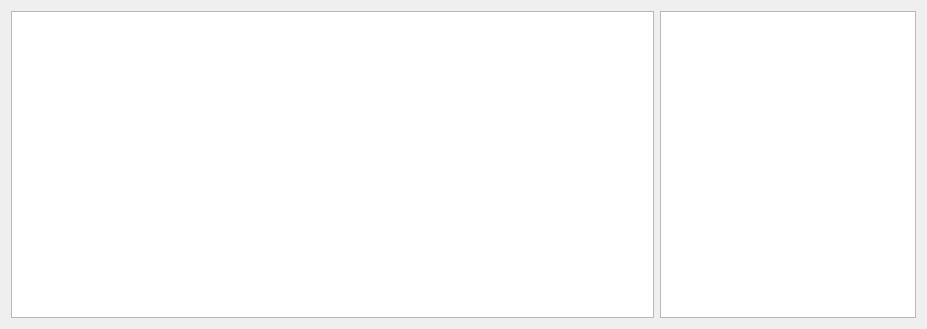
Above: algo/ui/loggingWindow.ui from rmallow/algo before the change. Below: the same form after it.
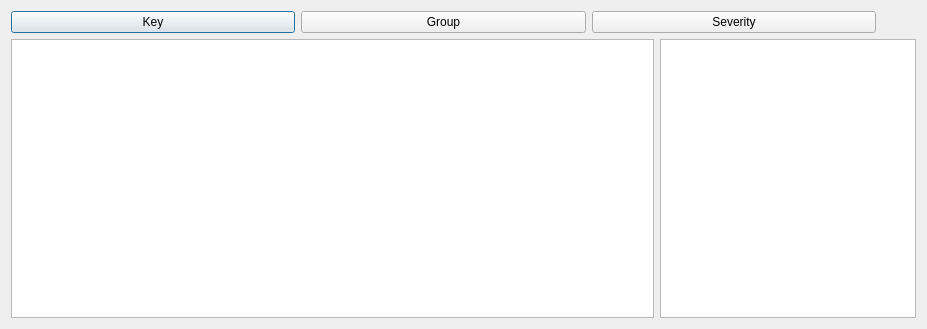
That is the form after the change.

Commit message: More mpLogging and logging window changes, adding the status button

What changed in the file:
```diff
--- a/algo/ui/loggingWindow.ui
+++ b/algo/ui/loggingWindow.ui
@@ -13,8 +13,51 @@
   <property name="windowTitle">
    <string>Logging</string>
   </property>
+  <layout class="QVBoxLayout" name="verticalLayout">
+   <item>
   <layout class="QHBoxLayout" name="horizontalLayout">
    <item>
+      <widget class="QPushButton" name="keyButton">
+       <property name="text">
+        <string>Key</string>
+       </property>
+      </widget>
+     </item>
+     <item>
+      <widget class="QPushButton" name="groupButton">
+       <property name="text">
+        <string>Group</string>
+       </property>
+      </widget>
+     </item>
+     <item>
+      <widget class="QPushButton" name="severityButton">
+       <property name="text">
+        <string>Severity</string>
+       </property>
+      </widget>
+     </item>
+     <item>
+      <spacer name="buttonSpacer">
+       <property name="orientation">
+        <enum>Qt::Horizontal</enum>
+       </property>
+       <property name="sizeType">
+        <enum>QSizePolicy::Minimum</enum>
+       </property>
+       <property name="sizeHint" stdset="0">
+        <size>
+         <width>40</width>
+         <height>20</height>
+        </size>
+       </property>
+      </spacer>
+     </item>
+    </layout>
+   </item>
+   <item>
+    <layout class="QHBoxLayout" name="horizontalLayout_2">
+     <item>
     <widget class="QTableView" name="tableView">
      <property name="sizePolicy">
       <sizepolicy hsizetype="Expanding" vsizetype="Expanding">
@@ -25,14 +68,32 @@
     </widget>
    </item>
    <item>
-    <widget class="QTextBrowser" name="textView">
+      <widget class="QTextEdit" name="textView">
      <property name="sizePolicy">
       <sizepolicy hsizetype="Preferred" vsizetype="Expanding">
        <horstretch>0</horstretch>
        <verstretch>0</verstretch>
       </sizepolicy>
      </property>
-    </widget>
+       <property name="readOnly">
+        <bool>true</bool>
+       </property>
+       <property name="html">
+        <string>&lt;!DOCTYPE HTML PUBLIC &quot;-//W3C//DTD HTML 4.0//EN&quot; &quot;http://www.w3.org/TR/REC-html40/strict.dtd&quot;&gt;
+&lt;html&gt;&lt;head&gt;&lt;meta name=&quot;qrichtext&quot; content=&quot;1&quot; /&gt;&lt;style type=&quot;text/css&quot;&gt;
+p, li { white-space: pre-wrap; }
+&lt;/style&gt;&lt;/head&gt;&lt;body style=&quot; font-family:'.AppleSystemUIFont'; font-size:13pt; font-weight:400; font-style:normal;&quot;&gt;
+&lt;p style=&quot;-qt-paragraph-type:empty; margin-top:0px; margin-bottom:0px; margin-left:0px; margin-right:0px; -qt-block-indent:0; text-indent:0px;&quot;&gt;&lt;br /&gt;&lt;/p&gt;&lt;/body&gt;&lt;/html&gt;</string>
+       </property>
+       <property name="acceptRichText">
+        <bool>false</bool>
+       </property>
+       <property name="placeholderText">
+        <string/>
+       </property>
+      </widget>
+     </item>
+    </layout>
    </item>
   </layout>
  </widget>
```
Lines whose indentation alone changed are shown as unchanged. The commit also changes 10 other files.
